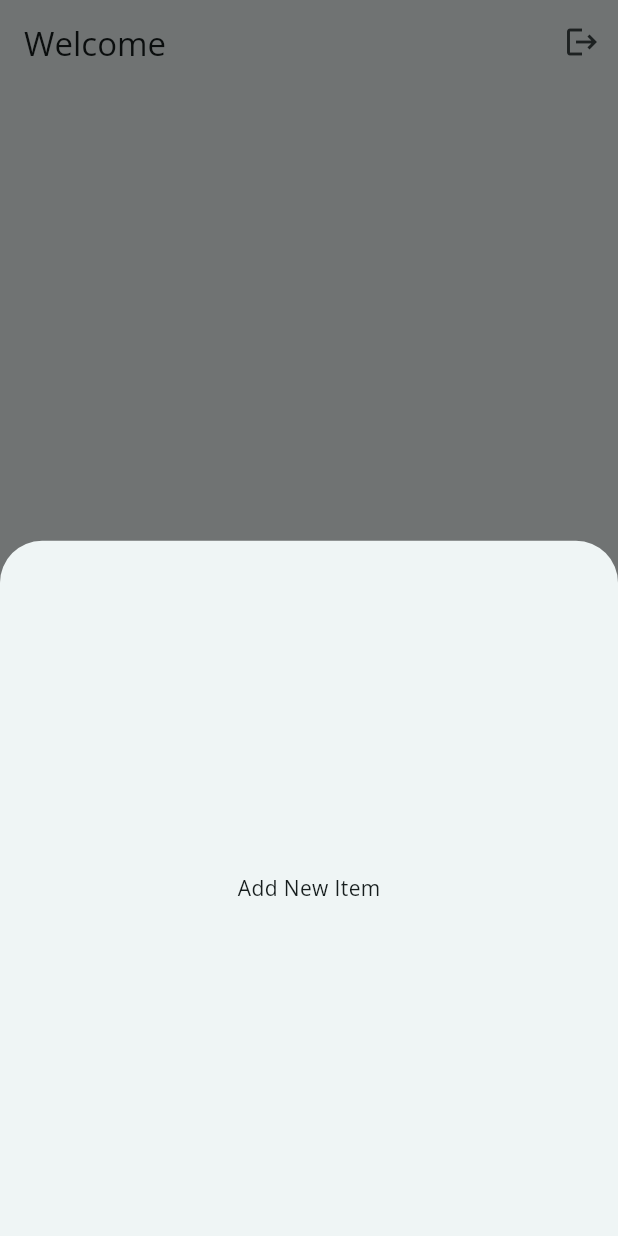
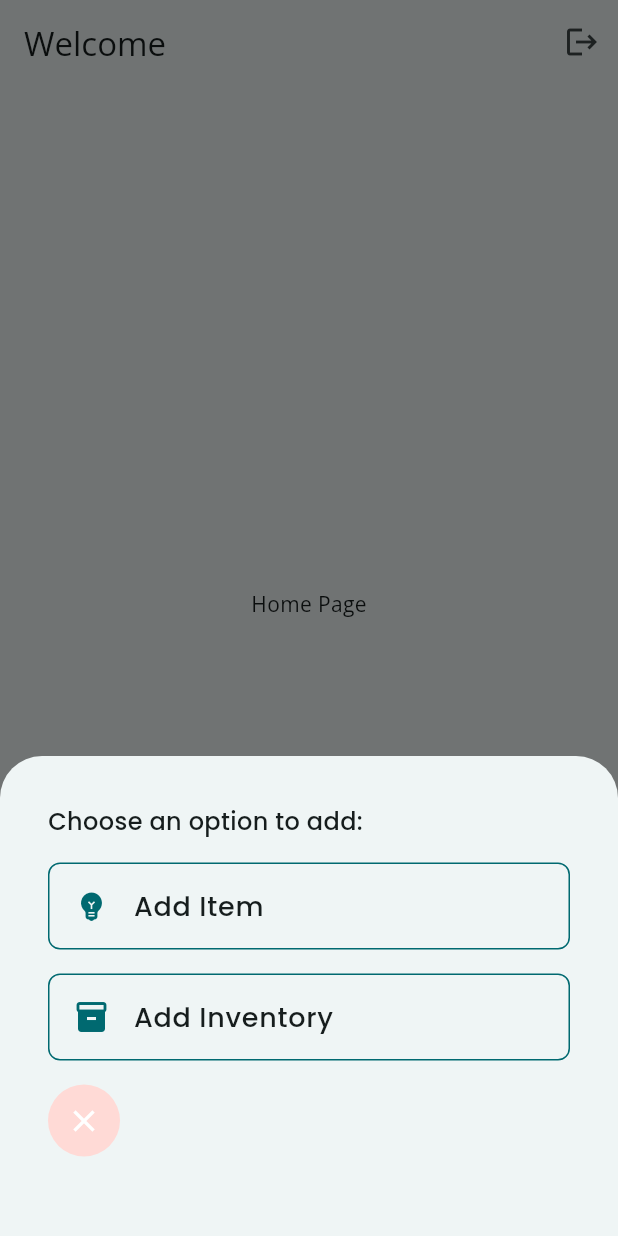
Before and after one commit to faruqonaayo/ethircle_blk_app, a Flutter app: the screen it shows once a user with an empty profile is signed in, item 2 of the bottom bar chosen, on a phone screen of 412 x 824 dp. Run offline on Flutter 3.47's test engine with Material 3 defaults, Android fonts, the phone set to English and light mode, and no system bars; our stand-ins replace cloud_firestore, firebase_auth, firebase_core, go_router, google_fonts; accounts and stored records are empty.

Commit message:
Add AddOptions widget for item addition; replace placeholder in modal

```diff
--- a/lib/screens/app_layout.dart
+++ b/lib/screens/app_layout.dart
@@ -1,6 +1,7 @@
 import 'package:firebase_auth/firebase_auth.dart';
 import 'package:flutter/material.dart';
 
+import 'package:ethircle_blk_app/widgets/add_options.dart';
 import 'package:ethircle_blk_app/screens/auth_screen.dart';
 import 'package:ethircle_blk_app/widgets/loading.dart';
 
@@ -64,7 +65,7 @@ class _AppLayoutState extends State<AppLayout> {
               showModalBottomSheet(
                 context: context,
                 builder: (ctx) {
-                  return Center(child: Text('Add New Item'));
+                  return AddOptions();
                 },
               );
 
--- /dev/null
+++ b/lib/widgets/add_options.dart
@@ -0,0 +1,67 @@
+import 'package:flutter/material.dart';
+
+import 'package:ethircle_blk_app/theme.dart';
+
+class AddOptions extends StatelessWidget {
+  const AddOptions({super.key});
+
+  @override
+  Widget build(BuildContext context) {
+    final colorScheme = Theme.of(context).colorScheme;
+    return Container(
+      padding: EdgeInsets.all(32),
+      height: 320,
+      child: Column(
+        spacing: 16,
+        crossAxisAlignment: CrossAxisAlignment.start,
+        children: [
+          Text(
+            'Choose an option to add:',
+            style: title3Style.copyWith(fontSize: 16),
+          ),
+          _buildOptionTile(context, 'Add Item', Icons.emoji_objects, () {
+            // Handle add item action
+          }),
+          _buildOptionTile(context, 'Add Inventory', Icons.inventory, () {
+            // Handle add category action
+          }),
+          Container(
+            width: 48,
+            height: 48,
+            decoration: BoxDecoration(
+              color: colorScheme.errorContainer,
+              borderRadius: BorderRadius.circular(24),
+            ),
+            child: IconButton(
+              onPressed: () {
+                Navigator.of(context).pop();
+              },
+              icon: Icon(Icons.close, color: colorScheme.onError),
+            ),
+          ),
+        ],
+      ),
+    );
+  }
+
+  Widget _buildOptionTile(
+    BuildContext context,
+    String title,
+    IconData icon,
+    Function onTap,
+  ) {
+    final colorScheme = Theme.of(context).colorScheme;
+    return ListTile(
+      leading: Icon(icon, color: colorScheme.primary),
+      title: Text(title, style: title3Style),
+      shape: RoundedRectangleBorder(
+        borderRadius: BorderRadius.circular(8),
+        side: BorderSide(width: 1, color: colorScheme.primary),
+      ),
+      onTap: () {
+        // Handle add category action
+        onTap();
+      },
+    );
+  }
+}
```
